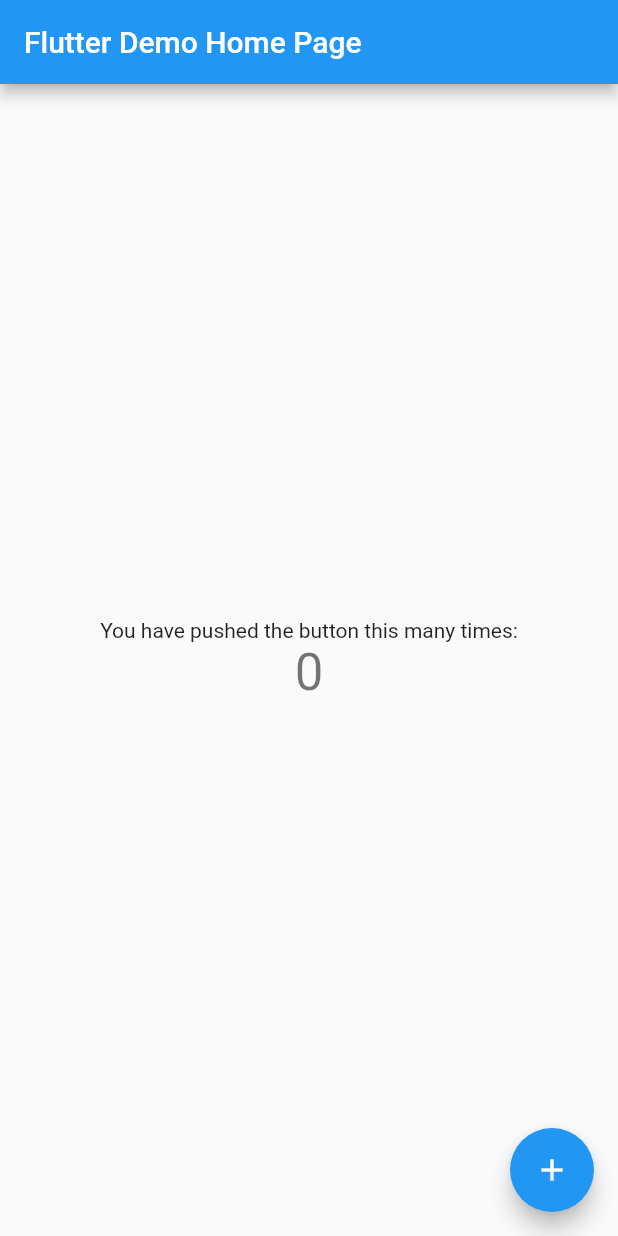
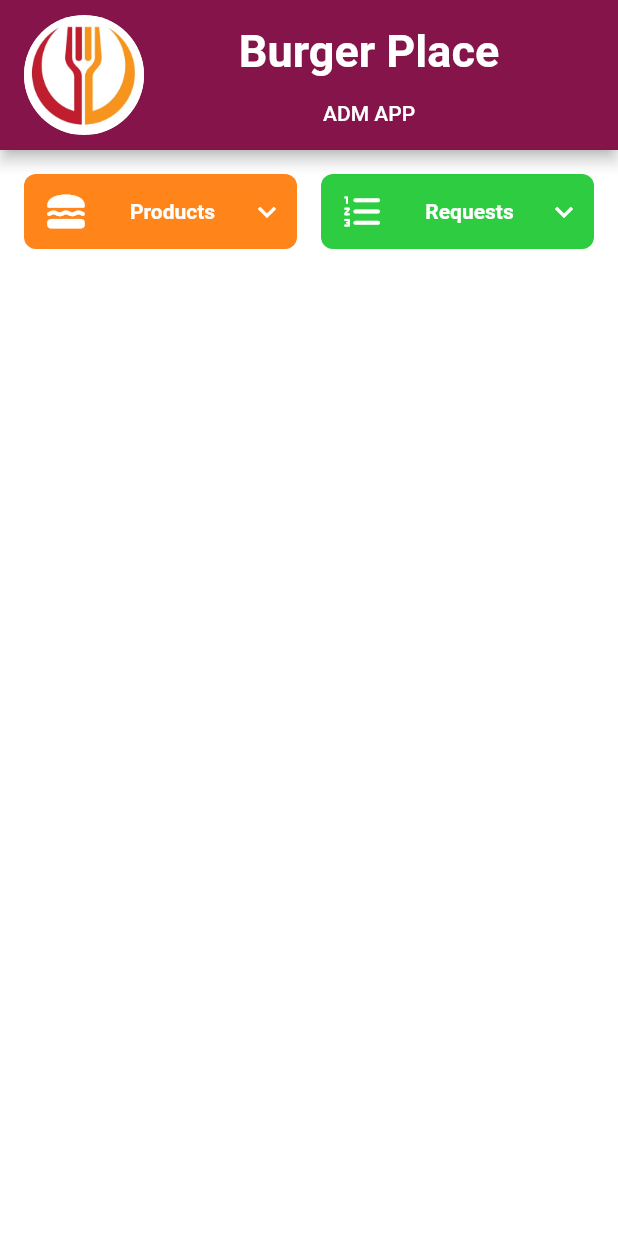
Before and after one commit to oiesc/trabalho-fullstack-admin-app, a Flutter app: the screen it shows after launch, on a phone screen of 412 x 824 dp. Run offline on Flutter 3.47's test engine with Material 2 defaults, Android fonts, the phone set to English and light mode, and no system bars; Roboto replaces fonts that are missing (Montserrat).

Commit message:
start index page

```diff
--- a/lib/main.dart
+++ b/lib/main.dart
@@ -1,3 +1,5 @@
+import 'package:adminapp/resources/global_colors.dart';
+import 'package:adminapp/views/home/index.dart';
 import 'package:flutter/material.dart';
 
 void main() {
@@ -11,105 +13,19 @@ class MyApp extends StatelessWidget {
   @override
   Widget build(BuildContext context) {
     return MaterialApp(
-      title: 'Flutter Demo',
-      theme: ThemeData(
-        // This is the theme of your application.
-        //
-        // Try running your application with "flutter run". You'll see the
-        // application has a blue toolbar. Then, without quitting the app, try
-        // changing the primarySwatch below to Colors.green and then invoke
-        // "hot reload" (press "r" in the console where you ran "flutter run",
-        // or simply save your changes to "hot reload" in a Flutter IDE).
-        // Notice that the counter didn't reset back to zero; the application
-        // is not restarted.
-        primarySwatch: Colors.blue,
-      ),
-      home: const MyHomePage(title: 'Flutter Demo Home Page'),
-    );
+        builder: (context, child) => ScaffoldMessenger(child: child!),
+        debugShowCheckedModeBanner: false,
+        title: 'Flutter Demo',
+        theme: ThemeData(
+          fontFamily: 'Montserrat',
+          primaryColor: GlobalColors.maroon,
+          scaffoldBackgroundColor: GlobalColors.white,
+          appBarTheme: const AppBarTheme(backgroundColor: GlobalColors.maroon),
+          primarySwatch: Colors.blue,
+        ),
+        initialRoute: '/',
+        routes: {
+          '/': (context) => const HomeScreen(),
+        });
   }
 }
-
-class MyHomePage extends StatefulWidget {
-  const MyHomePage({super.key, required this.title});
-
-  // This widget is the home page of your application. It is stateful, meaning
-  // that it has a State object (defined below) that contains fields that affect
-  // how it looks.
-
-  // This class is the configuration for the state. It holds the values (in this
-  // case the title) provided by the parent (in this case the App widget) and
-  // used by the build method of the State. Fields in a Widget subclass are
-  // always marked "final".
-
-  final String title;
-
-  @override
-  State<MyHomePage> createState() => _MyHomePageState();
-}
-
-class _MyHomePageState extends State<MyHomePage> {
-  int _counter = 0;
-
-  void _incrementCounter() {
-    setState(() {
-      // This call to setState tells the Flutter framework that something has
-      // changed in this State, which causes it to rerun the build method below
-      // so that the display can reflect the updated values. If we changed
-      // _counter without calling setState(), then the build method would not be
-      // called again, and so nothing would appear to happen.
-      _counter++;
-    });
-  }
-
-  @override
-  Widget build(BuildContext context) {
-    // This method is rerun every time setState is called, for instance as done
-    // by the _incrementCounter method above.
-    //
-    // The Flutter framework has been optimized to make rerunning build methods
-    // fast, so that you can just rebuild anything that needs updating rather
-    // than having to individually change instances of widgets.
-    return Scaffold(
-      appBar: AppBar(
-        // Here we take the value from the MyHomePage object that was created by
-        // the App.build method, and use it to set our appbar title.
-        title: Text(widget.title),
-      ),
-      body: Center(
-        // Center is a layout widget. It takes a single child and positions it
-        // in the middle of the parent.
-        child: Column(
-          // Column is also a layout widget. It takes a list of children and
-          // arranges them vertically. By default, it sizes itself to fit its
-          // children horizontally, and tries to be as tall as its parent.
-          //
-          // Invoke "debug painting" (press "p" in the console, choose the
-          // "Toggle Debug Paint" action from the Flutter Inspector in Android
-          // Studio, or the "Toggle Debug Paint" command in Visual Studio Code)
-          // to see the wireframe for each widget.
-          //
-          // Column has various properties to control how it sizes itself and
-          // how it positions its children. Here we use mainAxisAlignment to
-          // center the children vertically; the main axis here is the vertical
-          // axis because Columns are vertical (the cross axis would be
-          // horizontal).
-          mainAxisAlignment: MainAxisAlignment.center,
-          children: <Widget>[
-            const Text(
-              'You have pushed the button this many times:',
-            ),
-            Text(
-              '$_counter',
-              style: Theme.of(context).textTheme.headline4,
-            ),
-          ],
-        ),
-      ),
-      floatingActionButton: FloatingActionButton(
-        onPressed: _incrementCounter,
-        tooltip: 'Increment',
-        child: const Icon(Icons.add),
-      ), // This trailing comma makes auto-formatting nicer for build methods.
-    );
-  }
-}
--- /dev/null
+++ b/lib/resources/global_colors.dart
@@ -0,0 +1,21 @@
+import 'package:flutter/material.dart';
+
+class GlobalColors {
+  static const Color navy = Color(0xFF001f3f);
+  static const Color blue = Color(0xFF0074D9);
+  static const Color aqua = Color(0xFF7FDBFF);
+  static const Color teal = Color(0xFF39CCCC);
+  static const Color purple = Color(0xFFB10DC9);
+  static const Color fuchsia = Color(0xFFF012BE);
+  static const Color maroon = Color(0xFF85144b);
+  static const Color red = Color(0xFFFF4136);
+  static const Color orange = Color(0xFFFF851B);
+  static const Color yellow = Color(0xFFFFDC00);
+  static const Color olive = Color(0xFF3D9970);
+  static const Color green = Color(0xFF2ECC40);
+  static const Color lime = Color(0xFF01FF70);
+  static const Color black = Color(0xFF111111);
+  static const Color gray = Color(0xFFAAAAAA);
+  static const Color silver = Color(0xFFDDDDDD);
+  static const Color white = Color(0xFFFFFFFF);
+}
--- /dev/null
+++ b/lib/views/home/index.dart
@@ -0,0 +1,137 @@
+import 'package:adminapp/resources/global_colors.dart';
+import 'package:flutter/material.dart';
+
+class HomeScreen extends StatefulWidget {
+  const HomeScreen({super.key});
+
+  @override
+  State<HomeScreen> createState() => _HomeScreenState();
+}
+
+class _HomeScreenState extends State<HomeScreen> {
+  @override
+  Widget build(BuildContext context) {
+    return Scaffold(
+        appBar: AppBar(toolbarHeight: 100, title: const AppBarWidget()),
+        body: Column(
+          children: [
+            Row(
+              children: const [
+                IconWidget(
+                  type: "products",
+                ),
+                IconWidget(type: "requests")
+              ],
+            )
+          ],
+        ));
+  }
+}
+
+class IconWidget extends StatelessWidget {
+  const IconWidget({
+    Key? key,
+    required this.type,
+  }) : super(key: key);
+
+  final String type;
+  @override
+  Widget build(BuildContext context) {
+    return Expanded(
+      child: Container(
+        margin: EdgeInsets.only(
+          top: 16,
+          left: type == "products" ? 16 : 8,
+          bottom: 16,
+          right: type == "products" ? 8 : 16,
+        ),
+        height: 50,
+        decoration: BoxDecoration(
+          color: type == "products" ? GlobalColors.orange : GlobalColors.green,
+          borderRadius: BorderRadius.circular(8),
+        ),
+        child: Row(crossAxisAlignment: CrossAxisAlignment.center, children: [
+          Padding(
+            padding: const EdgeInsets.symmetric(horizontal: 8),
+            child: SizedBox(
+              width: 40,
+              height: 40,
+              child: Icon(
+                type == "products"
+                    ? Icons.lunch_dining_rounded
+                    : Icons.format_list_numbered_rounded,
+                color: GlobalColors.white,
+                size: 30,
+              ),
+            ),
+          ),
+          Expanded(
+              child: Text(
+            type == "products" ? 'Products' : 'Requests',
+            textAlign: TextAlign.center,
+            style: const TextStyle(
+              fontWeight: FontWeight.bold,
+              color: GlobalColors.white,
+            ),
+          )),
+          const SizedBox(
+            width: 40,
+            height: 40,
+            child: Icon(
+              Icons.expand_more,
+              color: GlobalColors.white,
+            ),
+          ),
+        ]),
+      ),
+    );
+  }
+}
+
+class AppBarWidget extends StatelessWidget {
+  const AppBarWidget({
+    Key? key,
+  }) : super(key: key);
+
+  @override
+  Widget build(BuildContext context) {
+    return Row(
+      children: [
+        Container(
+          width: 80,
+          height: 80,
+          decoration: BoxDecoration(
+            color: GlobalColors.white,
+            borderRadius: BorderRadius.circular(50),
+            image: const DecorationImage(
+              image: AssetImage("assets/images/logo.png"),
+            ),
+          ),
+        ),
+        Expanded(
+            child: Column(
+          crossAxisAlignment: CrossAxisAlignment.center,
+          children: const [
+            Padding(
+              padding: EdgeInsets.symmetric(vertical: 8),
+              child: Text(
+                'Burger Place',
+                style: TextStyle(
+                  fontWeight: FontWeight.bold,
+                  fontSize: 30,
+                ),
+              ),
+            ),
+            Padding(
+              padding: EdgeInsets.symmetric(vertical: 8),
+              child: Text(
+                'ADM APP',
+                style: TextStyle(fontSize: 14),
+              ),
+            )
+          ],
+        ))
+      ],
+    );
+  }
+}
--- a/pubspec.yaml
+++ b/pubspec.yaml
@@ -58,6 +58,9 @@ flutter:
   # included with your application, so that you can use the icons in
   # the material Icons class.
   uses-material-design: true
+  assets:
+    - assets/
+    - assets/images/
 
   # To add assets to your application, add an assets section, like this:
   # assets:
```
Also changed, not shown: assets/images/logo.png (added).
